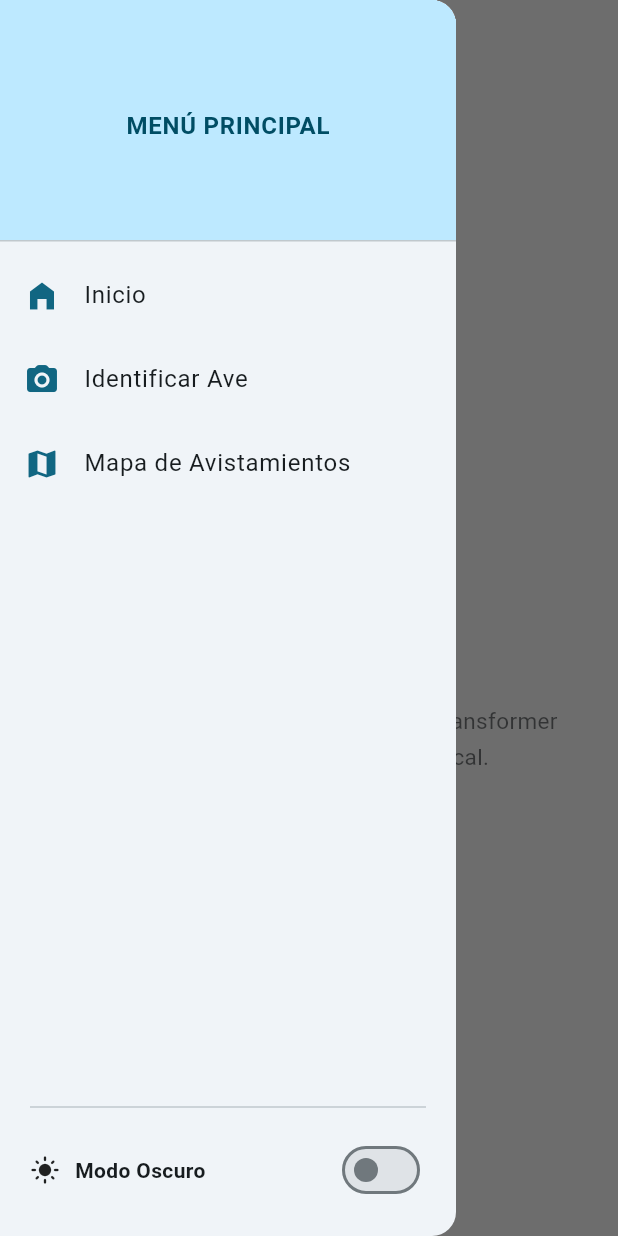
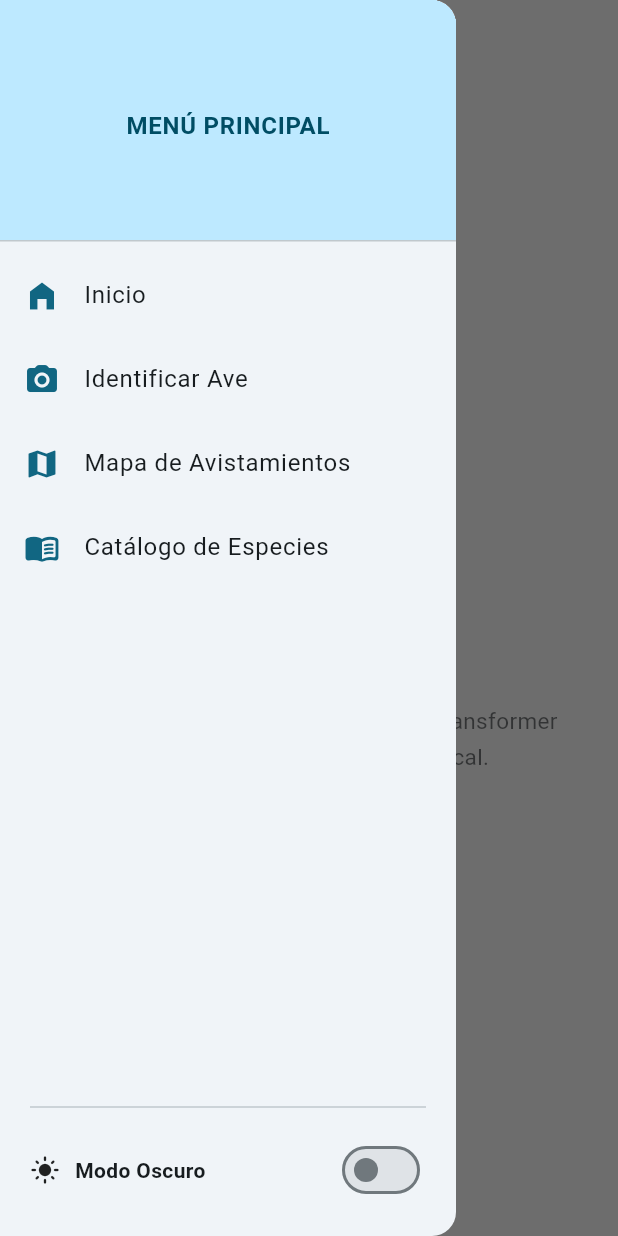
Before and after one commit to samtiago24/Aves.APP, a Flutter app: the screen it shows after launch, with the side drawer open, on a phone screen of 412 x 824 dp. Run offline on Flutter 3.47's test engine with Material 3 defaults, Android fonts, the phone set to English and light mode, and no system bars; our stand-ins replace geolocator, google_maps_flutter, image_picker, sqflite; missing offline and left inert: tflite_flutter; accounts and stored records are empty.

Commit message:
feat(RF10): agregar Catalogo de Especies al menu de navegacion

```diff
--- a/lib/Core/UI/MainNavigationScreen.dart
+++ b/lib/Core/UI/MainNavigationScreen.dart
@@ -3,6 +3,7 @@ import 'package:aves_app/main.dart';
 import 'package:aves_app/Presentation/UI/IdentificarAveScreen.dart';
 import 'package:aves_app/Presentation/UI/InicioScreen.dart';
 import 'package:aves_app/Presentation/UI/MapaAvistamientosScreen.dart';
+import 'package:aves_app/Presentation/UI/CatalogoScreen.dart';
 
 class MainNavigationScreen extends StatefulWidget {
   const MainNavigationScreen({super.key});
@@ -18,6 +19,7 @@ class _MainNavigationScreenState extends State<MainNavigationScreen> {
     const InicioScreen(),
     const IdentificarAveScreen(),
     const MapaAvistamientosScreen(),
+    const CatalogoScreen(),
   ];
 
   @override
@@ -51,6 +53,7 @@ class _MainNavigationScreenState extends State<MainNavigationScreen> {
                   style: TextStyle(
                     color: themeColors.onPrimaryContainer,
                     fontWeight: FontWeight.bold,
+                    fontSize: 16,
                   ),
                 ),
               ),
@@ -69,6 +72,11 @@ class _MainNavigationScreenState extends State<MainNavigationScreen> {
               leading: Icon(Icons.map, color: themeColors.primary),
               title: const Text('Mapa de Avistamientos'),
               onTap: () { setState(() => _selectedIndex = 2); Navigator.pop(context); },
+            ),
+            ListTile(
+              leading: Icon(Icons.menu_book_rounded, color: themeColors.primary),
+              title: const Text('Catálogo de Especies'),
+              onTap: () { setState(() => _selectedIndex = 3); Navigator.pop(context); },
             ),
             const Spacer(),
             const Divider(indent: 20, endIndent: 20),
```
